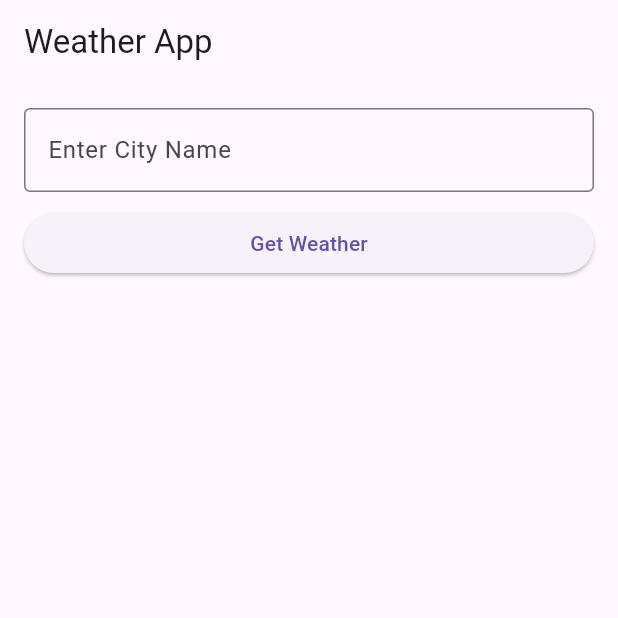
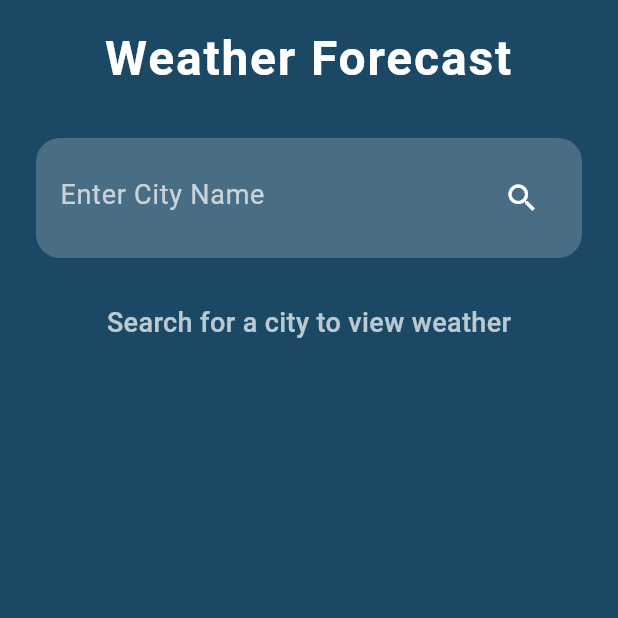
Before and after one commit to mbienaimee/stateManagement, a Flutter app: the screen it shows after launch, on a phone screen of 412 x 824 dp, the top half of it. Run offline on Flutter 3.47's test engine with Material 3 defaults, Android fonts, the phone set to English and light mode, and no system bars; our stand-ins replace flutter_riverpod.

Commit message:
weather app

```diff
--- a/lib/main.dart
+++ b/lib/main.dart
@@ -12,6 +12,7 @@ class MyApp extends StatelessWidget {
   @override
   Widget build(BuildContext context) {
     return MaterialApp(
+      debugShowCheckedModeBanner: false,
       title: 'Weather App',
       theme: ThemeData(primarySwatch: Colors.blue),
       home: const WeatherScreen(),
--- a/lib/weather_screen.dart
+++ b/lib/weather_screen.dart
@@ -8,67 +8,141 @@ class WeatherScreen extends ConsumerWidget {
   @override
   Widget build(BuildContext context, WidgetRef ref) {
     final weather = ref.watch(weatherProvider);
-
     final cityController = TextEditingController();
 
     return Scaffold(
-      appBar: AppBar(
-        title: const Text('Weather App'),
-      ),
-      body: Padding(
-        padding: const EdgeInsets.all(16.0),
+      backgroundColor: const Color(0xFF1B4965),
+      body: SafeArea(
+        child: SingleChildScrollView(
+          child: Padding(
+            padding: const EdgeInsets.symmetric(horizontal: 24.0, vertical: 16.0),
             child: Column(
               crossAxisAlignment: CrossAxisAlignment.stretch,
               children: [
-            TextField(
+                Text(
+                  'Weather Forecast',
+                  style: TextStyle(
+                    fontSize: 32,
+                    fontWeight: FontWeight.w700,
+                    color: Colors.white,
+                    letterSpacing: 1.2,
+                  ),
+                  textAlign: TextAlign.center,
+                ),
+                const SizedBox(height: 30),
+                Container(
+                  decoration: BoxDecoration(
+                    color: Colors.white.withOpacity(0.2),
+                    borderRadius: BorderRadius.circular(16),
+                  ),
+                  padding: const EdgeInsets.all(16),
+                  child: TextField(
                     controller: cityController,
-              decoration: const InputDecoration(
-                labelText: 'Enter City Name',
-                border: OutlineInputBorder(),
-              ),
-            ),
-            const SizedBox(height: 10),
-            ElevatedButton(
+                    style: const TextStyle(color: Colors.white, fontSize: 18),
+                    decoration: InputDecoration(
+                      hintText: 'Enter City Name',
+                      hintStyle: TextStyle(color: Colors.white70),
+                      border: InputBorder.none,
+                      suffixIcon: IconButton(
+                        icon: Icon(Icons.search, color: Colors.white),
                         onPressed: () {
                           ref
                               .read(weatherProvider.notifier)
                               .fetchWeather(cityController.text);
                         },
-              child: const Text('Get Weather'),
                       ),
-            const SizedBox(height: 20),
+                    ),
+                  ),
+                ),
+                const SizedBox(height: 30),
                 if (weather.city.isNotEmpty)
-              Card(
-                elevation: 5,
+                  AnimatedContainer(
+                    duration: const Duration(milliseconds: 500),
+                    curve: Curves.easeInOut,
+                    decoration: BoxDecoration(
+                      color: Colors.white,
+                      borderRadius: BorderRadius.circular(20),
+                      boxShadow: [
+                        BoxShadow(
+                          color: Colors.black.withOpacity(0.1),
+                          blurRadius: 15,
+                          offset: const Offset(0, 10),
+                        ),
+                      ],
+                    ),
                     child: Padding(
-                  padding: const EdgeInsets.all(16.0),
+                      padding: const EdgeInsets.all(24.0),
                       child: Column(
                         children: [
                           Text(
-                        'City: ${weather.city}',
-                        style: const TextStyle(
-                            fontSize: 18, fontWeight: FontWeight.bold),
+                            weather.city,
+                            style: TextStyle(
+                              fontSize: 28,
+                              fontWeight: FontWeight.bold,
+                              color: const Color(0xFF1B4965),
                             ),
-                      const SizedBox(height: 8),
+                          ),
+                          const SizedBox(height: 16),
                           Text(
-                        'Temperature: ${weather.temperature}°C',
-                        style: const TextStyle(fontSize: 16),
+                            '${weather.temperature.toStringAsFixed(1)}°C',
+                            style: TextStyle(
+                              fontSize: 64,
+                              fontWeight: FontWeight.w300,
+                              color: Colors.blueAccent.shade700,
+                            ),
+                          ),
+                          const SizedBox(height: 16),
+                          Row(
+                            mainAxisAlignment: MainAxisAlignment.spaceEvenly,
+                            children: [
+                              Column(
+                                children: [
+                                  Icon(Icons.water_drop, color: Colors.blue.shade300),
+                                  Text(
+                                    'Humidity',
+                                    style: TextStyle(color: Colors.grey.shade600),
                                   ),
                                   Text(
-                        'Humidity: ${weather.humidity}%',
-                        style: const TextStyle(fontSize: 16),
+                                    '${weather.humidity}%',
+                                    style: const TextStyle(fontWeight: FontWeight.bold),
+                                  ),
+                                ],
+                              ),
+                              Column(
+                                children: [
+                                  Icon(Icons.cloud, color: Colors.blue.shade300),
+                                  Text(
+                                    'Condition',
+                                    style: TextStyle(color: Colors.grey.shade600),
                                   ),
                                   Text(
-                        'Description: ${weather.description}',
-                        style: const TextStyle(fontSize: 16),
+                                    weather.description,
+                                    style: const TextStyle(fontWeight: FontWeight.bold),
                                   ),
                                 ],
+                              ),
+                            ],
+                          ),
+                        ],
+                      ),
+                    ),
+                  )
+                else
+                  Center(
+                    child: Text(
+                      'Search for a city to view weather',
+                      style: TextStyle(
+                        color: Colors.white70,
+                        fontSize: 18,
+                        fontWeight: FontWeight.w500,
                       ),
                     ),
                   ),
               ],
             ),
           ),
+        ),
+      ),
     );
   }
 }
```
Lines whose indentation alone changed are shown as unchanged.
